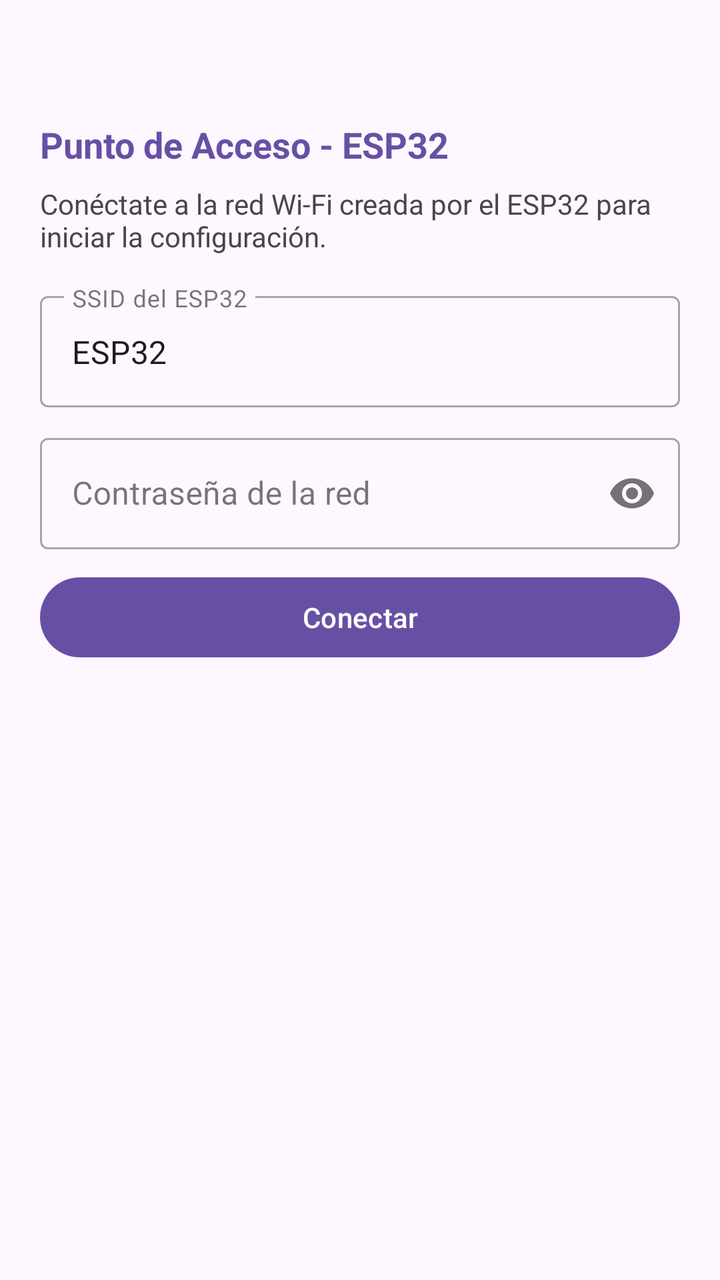
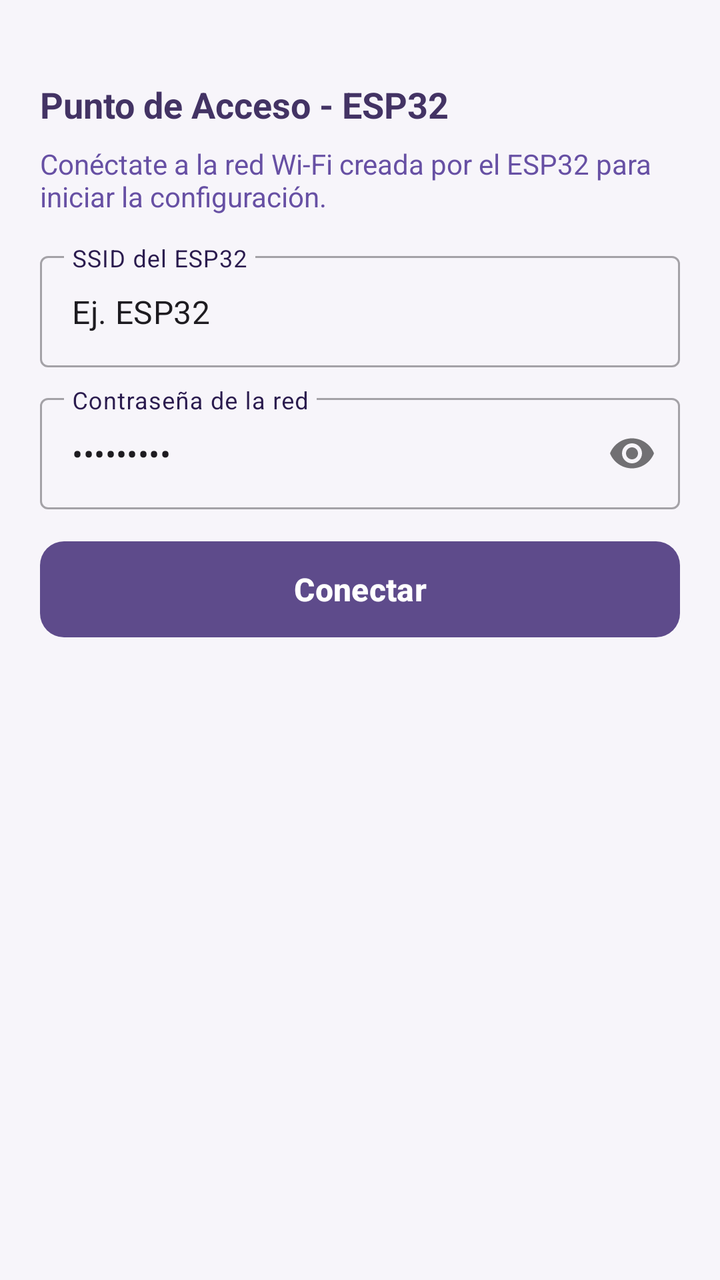

Two renders of the same Android screen: before a commit and after it. Below are the layout's source before the change and the commit's diff.
<!-- AndroidManifest.xml: application theme Theme.BikeLight -->
<!-- res/layout/fragment_wifi_config.xml -->
<?xml version="1.0" encoding="utf-8"?>
<androidx.core.widget.NestedScrollView
    xmlns:android="http://schemas.android.com/apk/res/android"
    xmlns:app="http://schemas.android.com/apk/res-auto"
    android:layout_width="match_parent"
    android:layout_height="match_parent"
    android:fillViewport="true"
    android:padding="20dp">

    <LinearLayout
        android:layout_width="match_parent"
        android:layout_height="wrap_content"
        android:orientation="vertical">

        

        <TextView
            android:layout_width="match_parent"
            android:layout_height="wrap_content"
            android:layout_marginTop="40dp"
            android:text="Punto de Acceso - ESP32"
            android:textColor="?attr/colorPrimary"
            android:textSize="18sp"
            android:textStyle="bold" />

        <TextView
            android:layout_width="wrap_content"
            android:layout_height="wrap_content"
            android:layout_marginTop="8dp"
            android:text="Conéctate a la red Wi-Fi creada por el ESP32 para iniciar la configuración."
            android:textSize="14sp"
            android:textColor="?android:attr/textColorSecondary" />

        <com.google.android.material.textfield.TextInputLayout
            android:id="@+id/tilDeviceAp"
            style="@style/Widget.MaterialComponents.TextInputLayout.OutlinedBox"
            android:layout_width="match_parent"
            android:layout_height="wrap_content"
            android:layout_marginTop="15dp"
            android:hint="SSID del ESP32">

            <com.google.android.material.textfield.TextInputEditText

                android:id="@+id/etDeviceAp"
                android:layout_width="match_parent"
                android:layout_height="wrap_content"
                android:text="ESP32"
                android:inputType="text" />
        </com.google.android.material.textfield.TextInputLayout>

        <com.google.android.material.textfield.TextInputLayout
            android:id="@+id/tilDeviceApPass"
            style="@style/Widget.MaterialComponents.TextInputLayout.OutlinedBox"
            android:layout_width="match_parent"
            android:layout_height="wrap_content"
            android:layout_marginTop="10dp"
            android:hint="Contraseña de la red"
            app:passwordToggleEnabled="true">

            <com.google.android.material.textfield.TextInputEditText
                android:id="@+id/etDeviceApPass"
                android:layout_width="match_parent"
                android:layout_height="wrap_content"
                android:inputType="textPassword" />
        </com.google.android.material.textfield.TextInputLayout>

        <com.google.android.material.button.MaterialButton

            android:id="@+id/btnConnectDevice"
            android:layout_width="match_parent"
            android:layout_height="wrap_content"
            android:layout_marginTop="10dp"
            android:text="Conectar" />

        <ProgressBar
            android:id="@+id/progressBar"
            android:layout_width="wrap_content"
            android:layout_height="wrap_content"
            android:layout_gravity="center"
            android:layout_marginTop="16dp"
            android:visibility="gone" />
    </LinearLayout>
</androidx.core.widget.NestedScrollView>
<!-- resources referenced by this layout -->
<resources>
  <style name="Theme.BikeLight" parent="Base.Theme.BikeLight" />
  <style name="Base.Theme.BikeLight" parent="Theme.Material3.DayNight.NoActionBar">
          
          
      </style>
</resources>

<!-- the commit's change to res/layout/fragment_wifi_config.xml (unified diff, before → after) -->
@@ -5,7 +5,8 @@
     android:layout_width="match_parent"
     android:layout_height="match_parent"
     android:fillViewport="true"
-    android:padding="20dp">
+    android:padding="20dp"
+    android:background="@color/bikelight_bg" >
 
     <LinearLayout
         android:layout_width="match_parent"
@@ -13,13 +14,12 @@
         android:orientation="vertical">
 
         
-
         <TextView
             android:layout_width="match_parent"
             android:layout_height="wrap_content"
-            android:layout_marginTop="40dp"
+            android:layout_marginTop="20dp"
             android:text="Punto de Acceso - ESP32"
-            android:textColor="?attr/colorPrimary"
+            android:textColor="@color/bikelight_card_dark"
             android:textSize="18sp"
             android:textStyle="bold" />
 
@@ -29,7 +29,7 @@
             android:layout_marginTop="8dp"
             android:text="Conéctate a la red Wi-Fi creada por el ESP32 para iniciar la configuración."
             android:textSize="14sp"
-            android:textColor="?android:attr/textColorSecondary" />
+            android:textColor="@color/bikelight_primary" />
 
         <com.google.android.material.textfield.TextInputLayout
             android:id="@+id/tilDeviceAp"
@@ -37,14 +37,14 @@
             android:layout_width="match_parent"
             android:layout_height="wrap_content"
             android:layout_marginTop="15dp"
-            android:hint="SSID del ESP32">
+            android:hint="SSID del ESP32"
+            android:textColorHint="@color/bikelight_header" >
 
             <com.google.android.material.textfield.TextInputEditText
-
                 android:id="@+id/etDeviceAp"
                 android:layout_width="match_parent"
                 android:layout_height="wrap_content"
-                android:text="ESP32"
+                android:text="Ej. ESP32"
                 android:inputType="text" />
         </com.google.android.material.textfield.TextInputLayout>
 
@@ -55,22 +55,29 @@
             android:layout_height="wrap_content"
             android:layout_marginTop="10dp"
             android:hint="Contraseña de la red"
-            app:passwordToggleEnabled="true">
+            android:textColorHint="@color/bikelight_header"
+            app:passwordToggleEnabled="true" >
 
             <com.google.android.material.textfield.TextInputEditText
                 android:id="@+id/etDeviceApPass"
                 android:layout_width="match_parent"
                 android:layout_height="wrap_content"
-                android:inputType="textPassword" />
+                android:text="Ej. ESP32"
+                android:inputType="textPassword"/>
         </com.google.android.material.textfield.TextInputLayout>
 
         <com.google.android.material.button.MaterialButton
-
             android:id="@+id/btnConnectDevice"
             android:layout_width="match_parent"
-            android:layout_height="wrap_content"
-            android:layout_marginTop="10dp"
-            android:text="Conectar" />
+            android:layout_height="56dp"
+            android:layout_marginTop="12dp"
+            app:backgroundTint="@color/bikelight_card"
+            android:text="Conectar"
+            android:textAllCaps="false"
+            android:textColor="@color/white"
+            android:textSize="16sp"
+            android:textStyle="bold"
+            app:cornerRadius="12dp" />
 
         <ProgressBar
             android:id="@+id/progressBar"
<!-- resource entries referenced after the edit -->
@@ -1,5 +1,11 @@
 <!-- resources referenced by this layout -->
 <resources>
+  <color name="bikelight_bg">#F7F5FA</color>
+  <color name="bikelight_card">#5E4B8B</color>
+  <color name="bikelight_card_dark">#433364</color>
+  <color name="bikelight_header">#2A1B4E</color>
+  <color name="bikelight_primary">#6750A4</color>
+  <color name="white">#FFFFFF</color>
   <style name="Theme.BikeLight" parent="Base.Theme.BikeLight" />
   <style name="Base.Theme.BikeLight" parent="Theme.Material3.DayNight.NoActionBar">
           
